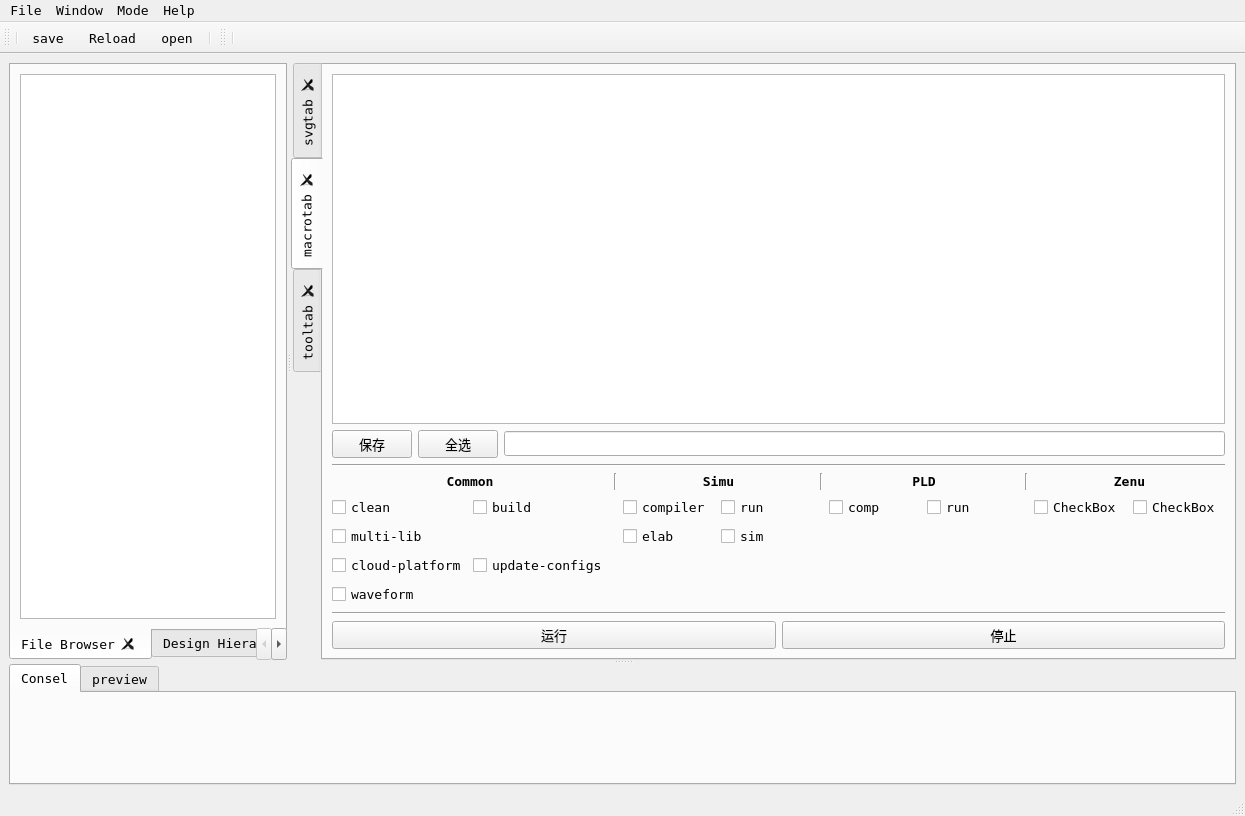
The window that ui/uvs.ui (henry-czh/cbs_smt) describes before a commit, drawn with Qt 5.
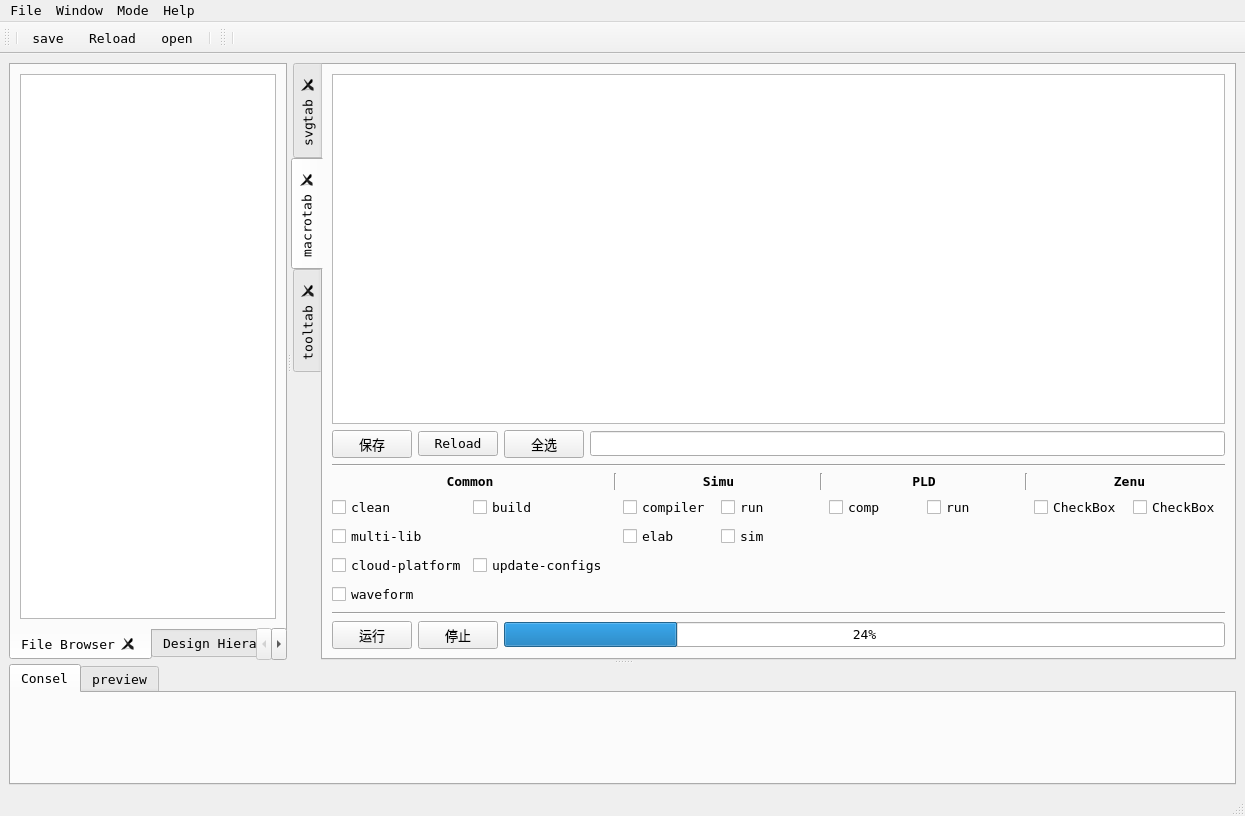
The same window after the commit. Icons and pictures are not drawn.

What changed in the file:
```diff
--- a/ui/uvs.ui
+++ b/ui/uvs.ui
@@ -403,6 +403,13 @@
               </property>
              </widget>
             </item>
+            <item>
+             <widget class="QPushButton" name="reload">
+              <property name="text">
+               <string>Reload</string>
+              </property>
+             </widget>
+            </item>
             <item>
              <widget class="QPushButton" name="selectalltc">
               <property name="text">
@@ -657,6 +664,13 @@
               </property>
              </widget>
             </item>
+            <item>
+             <widget class="QProgressBar" name="progressBar">
+              <property name="value">
+               <number>24</number>
+              </property>
+             </widget>
+            </item>
            </layout>
           </item>
          </layout>
```
Left out of the diff: 6 changed lines with no effect on the pictures.
